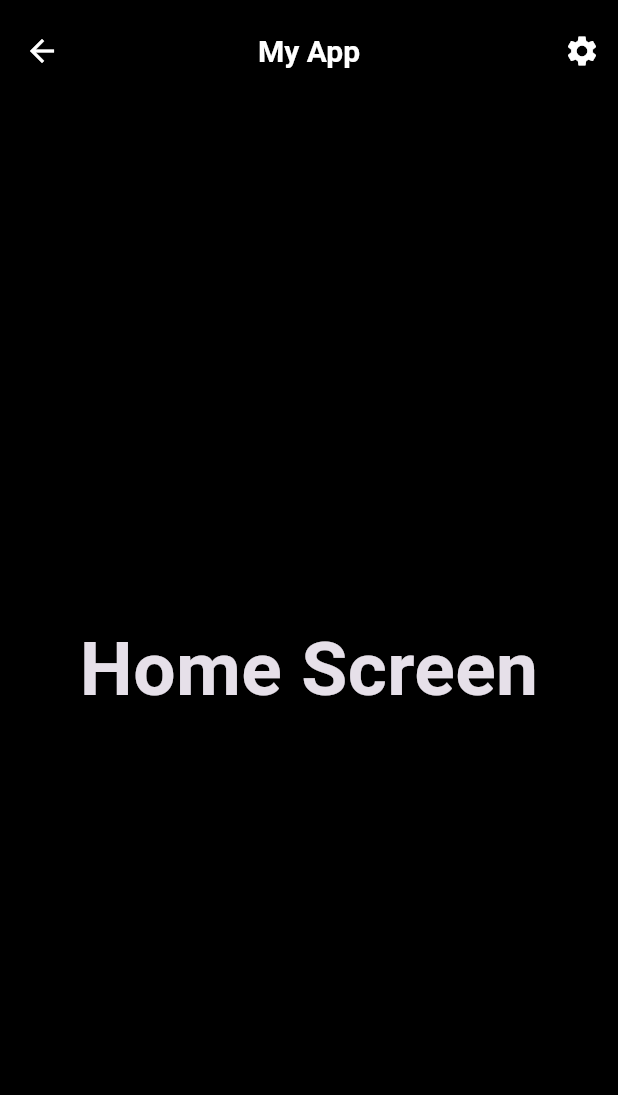
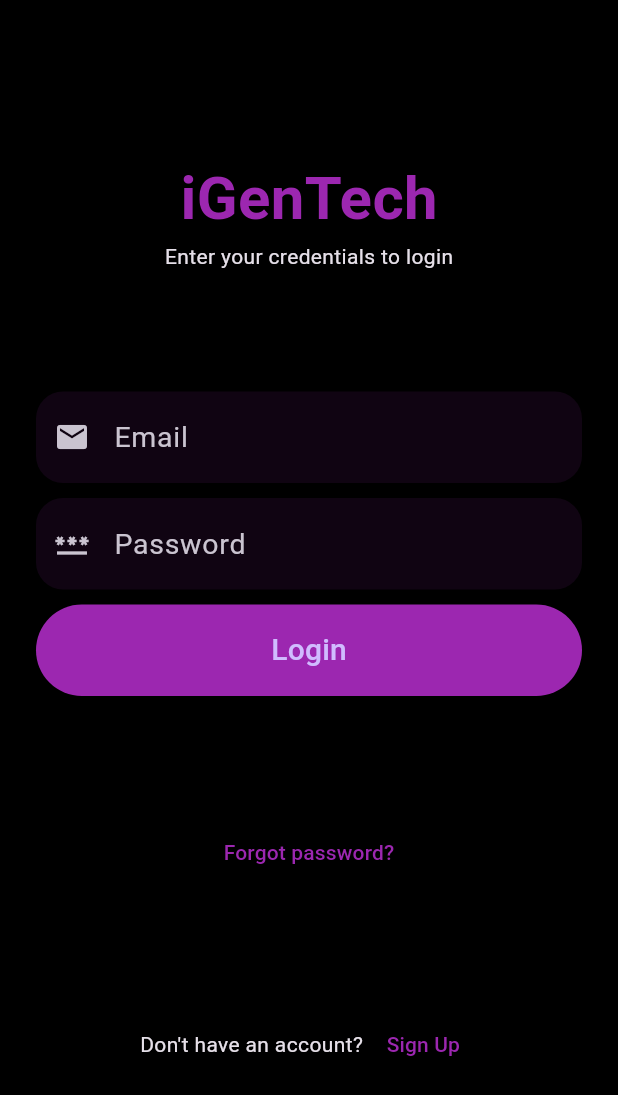
Before and after one commit to HussMo/Template, a Flutter app: the screen it shows after launch, on a phone screen of 412 x 824 dp. Shown: the top 1095 px of the screen. Run offline on Flutter 3.47's test engine with Material 3 defaults, Android fonts, the phone set to English and light mode, and no system bars; our stand-ins replace dio, firebase_auth, firebase_core, flutter_bloc, go_router, modal_progress_hud_nsn and 2 more; missing offline and left inert: flutter_barcode_scanner; accounts and stored records are empty.

Commit message:
Task Uploaded

```diff
--- a/lib/Shared/core/utils/app_router.dart
+++ b/lib/Shared/core/utils/app_router.dart
@@ -1,4 +1,8 @@
 import 'package:go_router/go_router.dart';
+import 'package:theme_app/features/Login_screen/pages/login_screen.dart';
+import 'package:theme_app/features/Login_screen/pages/signup_screen.dart';
+import 'package:theme_app/features/QR_Scanner/presentation/pages/readqr.dart';
+import 'package:theme_app/features/QR_Scanner/presentation/pages/scanqr.dart';
 import 'package:theme_app/features/Splash/splash_screen.dart';
 import 'package:theme_app/features/home/presentation/pages/home_screen.dart';
 import 'package:theme_app/features/settings/presentation/pages/settings.dart';
@@ -6,6 +10,10 @@ import 'package:theme_app/features/settings/presentation/pages/settings.dart';
 abstract class AppRouter {
   static const kHomeView = '/home_screen';
   static const kSettingsView = '/settings';
+  static const kGenerateQRView = '/QRGeneratorScreen';
+  static const kScannerQRView = '/QRScannerScreen';
+  static const kLoginView = '/login';
+  static const kSignUpView = '/signup';
 
   static final router = GoRouter(
     routes: [
@@ -19,8 +27,18 @@ abstract class AppRouter {
       ),
       GoRoute(
         path: kSettingsView,
-        builder: (context, state) =>  const SettingsPage(),
+        builder: (context, state) => const SettingsPage(),
       ),
+      GoRoute(
+        path: kGenerateQRView,
+        builder: (context, state) => const QRGeneratorScreen(),
+      ),
+      GoRoute(
+        path: kScannerQRView,
+        builder: (context, state) =>  const QRScannerScreen(),
+      ),
+      GoRoute(path: kLoginView, builder: (context, state) =>  const LoginPage()),
+      GoRoute(path: kSignUpView, builder: (context, state) =>  const SignupPage() ),
     ],
   );
 }
--- /dev/null
+++ b/lib/features/Login_screen/pages/login_screen.dart
@@ -0,0 +1,192 @@
+// ignore_for_file: use_build_context_synchronously
+
+import 'package:firebase_auth/firebase_auth.dart';
+import 'package:flutter/material.dart';
+import 'package:go_router/go_router.dart';
+import 'package:theme_app/Shared/core/utils/app_router.dart';
+import 'package:theme_app/features/Login_screen/widgets/custom_text_field.dart';
+
+class LoginPage extends StatefulWidget {
+ const LoginPage({Key? key}) : super(key: key);
+
+ @override
+ State<LoginPage> createState() => _LoginPageState();
+}
+
+class _LoginPageState extends State<LoginPage> {
+ TextEditingController emailController = TextEditingController();
+ TextEditingController passwordController = TextEditingController();
+ bool isLoading = false;
+
+ @override
+ Widget build(BuildContext context) {
+    return Scaffold(
+      body: Container(
+        margin: const EdgeInsets.all(24),
+        child: Column(
+          mainAxisAlignment: MainAxisAlignment.spaceEvenly,
+          children: [
+            header(),
+            inputField(),
+            forgotPassword(),
+            signup(),
+          ],
+        ),
+      ),
+    );
+ }
+
+ Widget header() {
+    return const Column(
+      children: [
+        Text(
+          "iGenTech",
+          style: TextStyle(
+              fontSize: 40, fontWeight: FontWeight.bold, color: Colors.purple),
+        ),
+        Text("Enter your credentials to login"),
+      ],
+    );
+ }
+
+ Widget inputField() {
+    GlobalKey<FormState> formKey = GlobalKey<FormState>();
+    return Form(
+      key: formKey,
+      child: Column(
+        crossAxisAlignment: CrossAxisAlignment.stretch,
+        children: [
+          CustomTextFormField(
+            hintText: 'Email',
+            icon: Icons.email,
+            validator: validateEmail,
+            controller: emailController,
+          ),
+          const SizedBox(height: 10),
+          CustomTextFormField(
+            hintText: 'Password',
+            icon: Icons.password,
+            validator: validatePassword,
+            controller: passwordController,
+          ),
+          const SizedBox(height: 10),
+          ElevatedButton(
+            onPressed: () async {
+              if (formKey.currentState!.validate()) {
+                isLoading = true;
+                setState(() {});
+                await _login();
+              }
+            },
+            style: ElevatedButton.styleFrom(
+              shape: const StadiumBorder(),
+              padding: const EdgeInsets.symmetric(vertical: 16),
+              backgroundColor: Colors.purple,
+            ),
+            child: const Text(
+              "Login",
+              style: TextStyle(fontSize: 20),
+            ),
+          )
+        ],
+      ),
+    );
+ }
+
+ Widget forgotPassword() {
+    return TextButton(
+      onPressed: () {},
+      child: const Text(
+        "Forgot password?",
+        style: TextStyle(color: Colors.purple),
+      ),
+    );
+ }
+
+ Widget signup() {
+    return Row(
+      mainAxisAlignment: MainAxisAlignment.center,
+      children: [
+        const Text("Don't have an account? "),
+        TextButton(
+            onPressed: () {
+              GoRouter.of(context).push(AppRouter.kSignUpView);
+            },
+            child: const Text(
+              "Sign Up",
+              style: TextStyle(color: Colors.purple),
+            ))
+      ],
+    );
+ }
+
+ String? validateEmail(String? value) {
+   if (value!.isEmpty) {
+     return "Please enter your email";
+   }
+   return null;
+ }
+
+ String? validatePassword(String? value) {
+   if (value!.isEmpty) {
+     return "Please enter your password";
+   }
+   return null;
+ }
+
+Future<void> _login() async {
+ try {
+   UserCredential userCredential = await FirebaseAuth.instance.signInWithEmailAndPassword(
+     email: emailController.text,
+     password: passwordController.text,
+   );
+   if (!userCredential.user!.emailVerified) {
+     showSnackBar("Please verify your email.", Colors.red);
+     await FirebaseAuth.instance.signOut();
+   } else {
+     // Email is verified
+     showSnackBar("Logged in successfully", Colors.green);
+      GoRouter.of(context).pushReplacement(AppRouter.kHomeView);
+   }
+ } on FirebaseAuthException catch (e) {
+ handleFirebaseErrors(e);
+ } finally {
+   isLoading = false;
+   setState(() {});
+ }
+}
+
+
+void handleFirebaseErrors(FirebaseAuthException e) {
+ if (e.message?.contains("The supplied auth credential is incorrect") == true ||
+      e.message?.contains("malformed") == true ||
+      e.message?.contains("expired") == true) {
+    showSnackBar("Incorrect email or password. Please try again.", Colors.red);
+ } else {
+    showSnackBar("An error occurred: ${e.message}", Colors.red);
+ }
+}
+
+
+void showSnackBar(String message, Color color) {
+ final snackBar = SnackBar(
+    content: Text(
+      message,
+      style: const TextStyle(
+        fontSize: 18,
+        color: Colors.white,
+        fontWeight: FontWeight.w500,
+      ),
+    ),
+    backgroundColor: color,
+    elevation: 6.0,
+    behavior: SnackBarBehavior.floating,
+    shape: RoundedRectangleBorder(
+      borderRadius: BorderRadius.circular(10.0),
+    ),
+    margin: const EdgeInsets.only(bottom: 20),
+    duration: const Duration(seconds: 3),
+ );
+ ScaffoldMessenger.of(context).showSnackBar(snackBar);
+}
+}
--- /dev/null
+++ b/lib/features/Login_screen/widgets/custom_text_field.dart
@@ -0,0 +1,38 @@
+// ignore_for_file: must_be_immutable
+
+import 'package:flutter/material.dart';
+
+class CustomTextFormField extends StatelessWidget {
+ final String hintText;
+ final IconData icon;
+ final FormFieldValidator<String> validator;
+ final TextEditingController controller;
+
+  const CustomTextFormField({super.key,
+    required this.hintText,
+    required this.icon,
+    required this.validator,
+    required this.controller
+ });
+
+ @override
+ Widget build(BuildContext context) {
+    return _buildTextField(hintText, icon, validator);
+ }
+
+ TextFormField _buildTextField(String hintText, IconData icon, FormFieldValidator<String> validator) {
+    return TextFormField(
+      onChanged: (value) => value = hintText,
+      validator: validator,
+      controller: controller,
+      decoration: InputDecoration(
+        hintText: hintText,
+        border: OutlineInputBorder(
+          borderRadius: BorderRadius.circular(18),
+          borderSide: BorderSide.none),
+        fillColor: Colors.purple.withOpacity(0.1),
+        filled: true,
+        prefixIcon: Icon(icon)),
+    );
+ }
+}
--- a/lib/features/Splash/splash_screen.dart
+++ b/lib/features/Splash/splash_screen.dart
@@ -64,7 +64,7 @@ class _SplashViewbodyState extends State<SplashView>
     Future.delayed(
       const Duration(seconds: 3),
       () {
-        GoRouter.of(context).push(AppRouter.kHomeView);
+        GoRouter.of(context).push(AppRouter.kLoginView);
       },
     );
   }
--- a/lib/main.dart
+++ b/lib/main.dart
@@ -1,3 +1,4 @@
+import 'package:firebase_core/firebase_core.dart';
 import 'package:flutter/material.dart';
 import 'package:flutter_bloc/flutter_bloc.dart';
 import 'package:flutter_localizations/flutter_localizations.dart';
@@ -6,9 +7,14 @@ import 'package:theme_app/Shared/core/utils/cache_helper.dart';
 import 'package:theme_app/Shared/style/themes.dart';
 import 'package:theme_app/features/settings/presentation/blocs/localization/local_cubit.dart';
 import 'package:theme_app/features/settings/presentation/blocs/localization/local_state.dart';
+import 'package:theme_app/firebase_options.dart';
 import 'package:theme_app/generated/l10n.dart';
 
 void main() async {
+  WidgetsFlutterBinding.ensureInitialized();
+  await Firebase.initializeApp(
+    options: DefaultFirebaseOptions.currentPlatform,
+  );
   WidgetsFlutterBinding.ensureInitialized();
   await CacheHelper.init();
   runApp(const MyApp());
```
Also changed, not shown: lib/features/Login_screen/pages/signup_screen.dart (added, +151 -0 lines), lib/features/Login_screen/widgets/custom_snack_bar.dart (added, +17 -0 lines), lib/features/QR_Scanner/presentation/pages/readqr.dart (added, +25 -0 lines), lib/features/QR_Scanner/presentation/pages/scanqr.dart (added, +79 -0 lines), lib/features/home/presentation/pages/home_screen.dart (+63 -4 lines), lib/features/settings/presentation/pages/settings.dart (+4 -3 lines), lib/l10n/intl_ar.arb (+5 -2 lines), lib/l10n/intl_en.arb (+5 -2 lines), pubspec.yaml (+14 -3 lines), lib/features/settings/presentation/blocs/localization/local_cubit.dart (line endings or trailing spaces), lib/features/settings/presentation/blocs/localization/local_state.dart (line endings or trailing spaces), lib/firebase_options.dart (added), lib/generated/intl/messages_ar.dart, lib/generated/intl/messages_en.dart, 2 more files, 8 other files.
